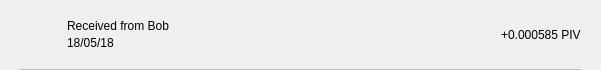
The window that src/qt/alnj/forms/txrow.ui (Gh0st-N1njA/ALNJCoin) describes before a commit, drawn with Qt 5.
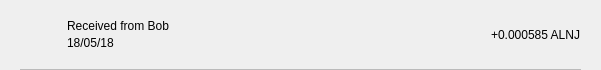
The same window after the commit.

```diff
--- a/src/qt/alnj/forms/txrow.ui
+++ b/src/qt/alnj/forms/txrow.ui
@@ -138,7 +138,7 @@
             <string notr="true"/>
            </property>
            <property name="text">
-            <string>+0.000585 PIV</string>
+            <string>+0.000585 ALNJ</string>
            </property>
           </widget>
          </item>
```
